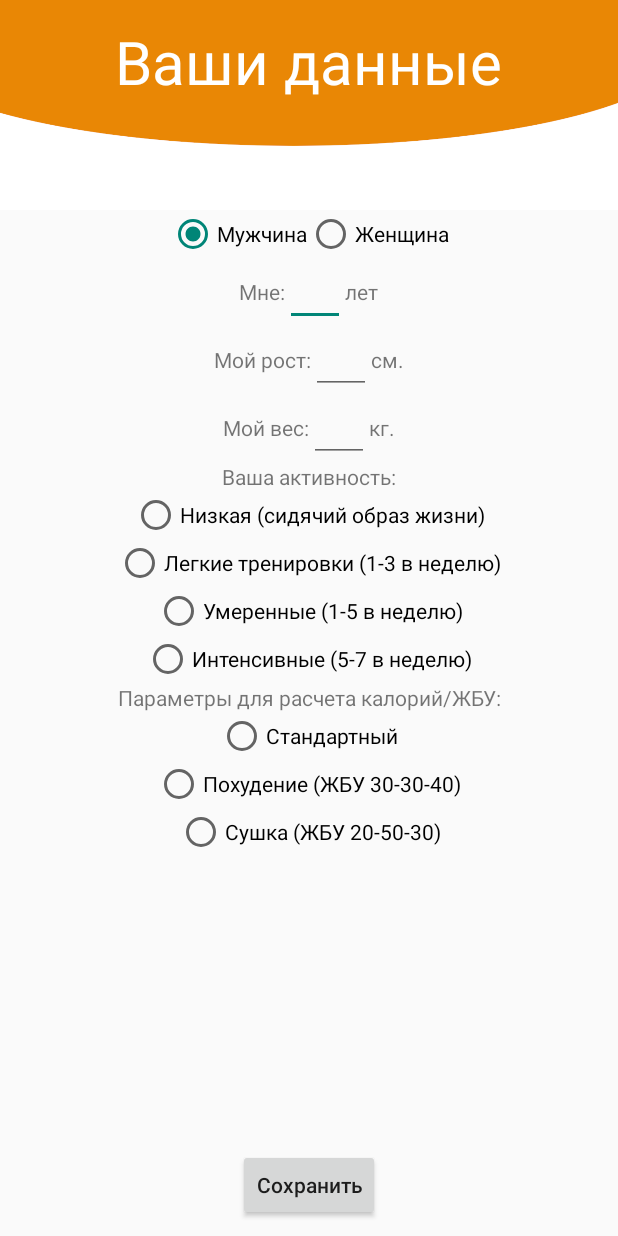
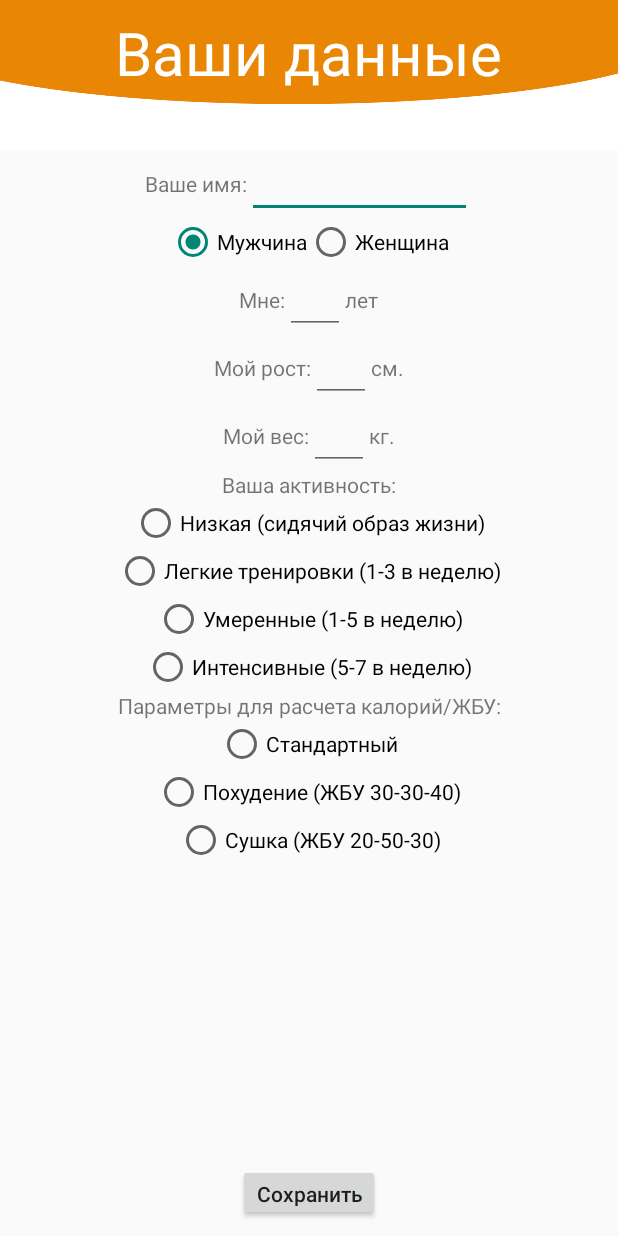
Before and after one commit to AntonGG/Calories, an Android app: the layout activity_mydata.xml on its own in the app's theme, with its tools: preview values and no code run, on a phone screen of 412 x 824 dp. Run offline under Robolectric (Android 15) with nearby library versions, the phone set to English and light mode, and no system bars.

Commit message:
Заработал даггер

```diff
--- a/app/src/main/java/myprogi/ml/calcCalories/di/Component.kt
+++ b/app/src/main/java/myprogi/ml/calcCalories/di/Component.kt
@@ -2,10 +2,12 @@ package myprogi.ml.calcCalories.di
 
 import dagger.Component
 import myprogi.ml.calcCalories.FavoriteActivity
+import myprogi.ml.calcCalories.MyDataActivity
 import javax.inject.Singleton
 
 @Singleton
 @Component(modules = arrayOf(AppModule::class, DatabaseModule::class))
 interface AppComponent {
     fun inject(favoriteActivity: FavoriteActivity)
+    fun inject(myDataActivity: MyDataActivity)
 }
--- a/app/src/main/java/myprogi/ml/calcCalories/roomDb/Entity.kt
+++ b/app/src/main/java/myprogi/ml/calcCalories/roomDb/Entity.kt
@@ -5,7 +5,7 @@ import android.arch.persistence.room.PrimaryKey
 
 @Entity(tableName = "profiles")
 data class Profile(
-        @PrimaryKey
+        @PrimaryKey(autoGenerate = true)
         val id: Int,
         val date: String,
         val name: String,
--- a/app/src/main/res/layout/activity_mydata.xml
+++ b/app/src/main/res/layout/activity_mydata.xml
@@ -18,25 +18,43 @@
 
             <ImageView
                 android:layout_width="match_parent"
-                android:layout_height="140dp"
+                android:layout_height="100dp"
                 android:background="@drawable/data_background" />
 
             <TextView
                 android:layout_width="wrap_content"
                 android:layout_height="wrap_content"
                 android:layout_gravity="top|center"
-                android:layout_marginTop="14dp"
+                android:layout_marginTop="8dp"
                 android:text="Ваши данные"
                 android:textColor="#fff"
                 android:textSize="40dp" />
         </FrameLayout>
 
         <LinearLayout
+            android:id="@+id/linear0"
+            android:layout_width="match_parent"
+            android:layout_height="wrap_content"
+            android:gravity="center"
+            app:layout_constraintTop_toBottomOf="@id/shapka">
+
+            <TextView
+                android:text="Ваше имя:"
+                android:layout_width="wrap_content"
+                android:layout_height="wrap_content" />
+
+            <EditText
+                android:id="@+id/edit_name"
+                android:layout_width="150dp"
+                android:layout_height="wrap_content" />
+        </LinearLayout>
+
+        <LinearLayout
             android:id="@+id/linear1"
             android:layout_width="match_parent"
             android:layout_height="wrap_content"
             android:gravity="center"
-            app:layout_constraintTop_toBottomOf="@id/shapka">
+            app:layout_constraintTop_toBottomOf="@id/linear0">
 
             <RadioGroup
                 android:layout_width="match_parent"
@@ -218,8 +236,9 @@
         </LinearLayout>
 
         <Button
+            android:id="@+id/buttonSave"
             android:layout_width="wrap_content"
-            android:layout_height="wrap_content"
+            android:layout_height="38dp"
             android:layout_marginBottom="10dp"
             android:onClick="saveData"
             android:text="Сохранить"
```
Also changed, not shown: app/build.gradle (+10 -4 lines), app/src/main/java/myprogi/ml/calcCalories/App.kt (+6 -2 lines), app/src/main/java/myprogi/ml/calcCalories/FavoriteActivity.kt (+7 -2 lines), app/src/main/java/myprogi/ml/calcCalories/MyDataActivity.kt (+15 -6 lines).
